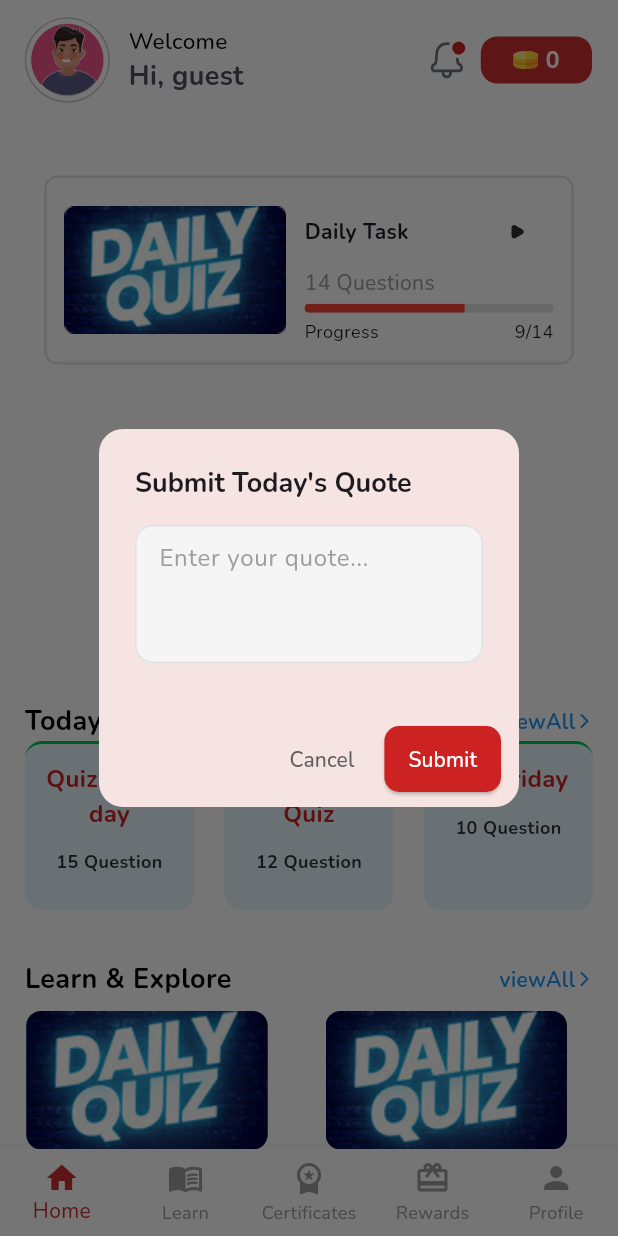
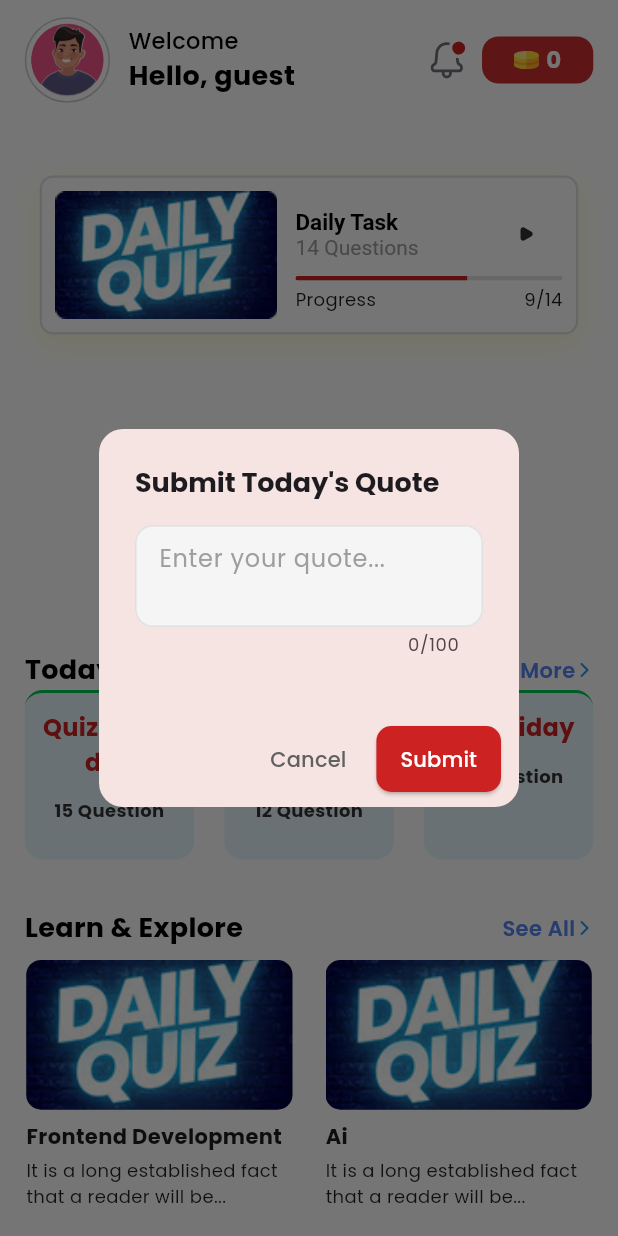
Before and after one commit to nitisheg/EG_Team, a Flutter app: the HomeScreen screen opened by its route, after a tap on "Submit Quote", on a phone screen of 412 x 824 dp. Run offline on Flutter 3.47's test engine with Material 3 defaults, Android fonts, the phone set to English and light mode, and no system bars; our stand-ins replace cached_network_image, cloud_firestore, connectivity_plus, country_code_picker, dotted_border, firebase_analytics and 26 more; missing offline and left inert: encrypt, flutter_cached_pdfview, flutter_tex, iabtcf_consent_info, in_app_purchase_android, scratcher and 1 more; accounts and stored records are empty; network calls fail; statements that could not run were skipped; project files that could hold a hidden picture were left out.

Commit message:
added bottom nav bar
added bottom nav bar and fonts family with functionality

```diff
--- a/lib/core/config/config.dart
+++ b/lib/core/config/config.dart
@@ -24,8 +24,8 @@ const defaultThemeKey = lightThemeKey;
 const defaultCountryCodeForPhoneLogin = 'IN';
 const maxPhoneNumberLength = 16;
 
-final kFonts = GoogleFonts.nunito();
-final kTextTheme = GoogleFonts.nunitoTextTheme();
+final kFonts = GoogleFonts.poppins();
+final kTextTheme = GoogleFonts.poppinsTextTheme();
 
 // Assets, if you want to change the logo format like png, jpg, etc.
 const kAppLogo = 'assets/config/app_logo.svg';
--- a/lib/core/constants/string_labels.dart
+++ b/lib/core/constants/string_labels.dart
@@ -360,7 +360,7 @@ const enterValidExamKey = 'enterValidExamKey';
 const examDurationKey = 'examDuration';
 const examResultKey = 'examResult';
 const examRulesKey = 'examRules';
-const helloKey = 'hello';
+const helloKey = 'Hello,';
 const hiKey = 'Hi,';
 const iAgreeWithExamRulesKey = 'iAgreeWithExamRules';
 const incorrectKey = 'incorrect';
@@ -384,6 +384,8 @@ const totalKey = 'total';
 const totalQuestionsKey = 'totalQuestions';
 const transactionKey = 'transaction';
 const viewAllKey = 'viewAll';
+const viewMoreKey = 'View More';
+const seeAllKey = 'See All';
 const viewAllRulesKey = 'viewAllRules';
 const walletKey = 'wallet';
 const wonKey = 'won';
--- a/lib/core/routes/routes.dart
+++ b/lib/core/routes/routes.dart
@@ -17,6 +17,7 @@ import 'package:flutterquiz/ui/screens/bookmark_screen.dart';
 import 'package:flutterquiz/ui/screens/coin_history_screen.dart';
 import 'package:flutterquiz/ui/screens/exam/exam_screen.dart';
 import 'package:flutterquiz/ui/screens/exam/exams_screen.dart';
+import 'package:flutterquiz/ui/screens/home/bottom_nav_bar.dart';
 import 'package:flutterquiz/ui/screens/home/home_screen.dart';
 import 'package:flutterquiz/ui/screens/home/leaderboard_screen.dart';
 import 'package:flutterquiz/ui/screens/home/setting_screen.dart';
@@ -106,6 +107,7 @@ class Routes {
   static const menuScreen = '/menuScreen';
   static const randomBattle = '/randomBattle';
   static const languageSelect = '/language-select';
+  static const bottomNavBar = '/bottomNavBar';
 
   static String currentRoute = splash;
 
@@ -215,6 +217,8 @@ class Routes {
         return RandomBattleScreen.route(rs);
       case languageSelect:
         return InitialLanguageSelectionScreen.route();
+      case bottomNavBar:
+        return BottomNavScreen.route();
       default:
         return CupertinoPageRoute(builder: (_) => const Scaffold());
     }
--- a/lib/ui/screens/auth/sign_in_screen.dart
+++ b/lib/ui/screens/auth/sign_in_screen.dart
@@ -69,7 +69,7 @@ class _SignInScreenState extends State<SignInScreen> {
             state.authProvider != AuthProviders.email) {
           context.read<AuthCubit>().updateAuthDetails(
                 authProvider: state.authProvider,
-            firebaseId: state.user.uid,
+                firebaseId: state.user.uid,
                 authStatus: true,
                 isNewUser: state.isNewUser,
               );
@@ -82,7 +82,8 @@ class _SignInScreenState extends State<SignInScreen> {
           } else {
             context.read<UserDetailsCubit>().fetchUserDetails();
             context.pushNamedAndRemoveUntil(
-              Routes.home,
+              // Routes.home,
+              Routes.bottomNavBar,
               predicate: (_) => false,
             );
           }
@@ -351,7 +352,8 @@ class _SignInScreenState extends State<SignInScreen> {
               //get user detials of signed in user
               await context.read<UserDetailsCubit>().fetchUserDetails();
               await context.pushNamedAndRemoveUntil(
-                Routes.home,
+                // Routes.home,
+                Routes.bottomNavBar,
                 predicate: (_) => false,
               );
             }
--- a/lib/ui/screens/home/home_screen.dart
+++ b/lib/ui/screens/home/home_screen.dart
@@ -2,6 +2,8 @@ import 'dart:async';
 import 'dart:developer';
 import 'dart:io';
 
+import 'package:cloud_firestore/cloud_firestore.dart';
+import 'package:firebase_auth/firebase_auth.dart';
 import 'package:firebase_messaging/firebase_messaging.dart';
 import 'package:flutter/cupertino.dart';
 import 'package:flutter/foundation.dart';
@@ -171,6 +173,7 @@ class _HomeScreenState extends State<HomeScreen> with WidgetsBindingObserver {
   late final SystemConfigCubit _sysConfigCubit;
   final _quizZoneId =
       UiUtils.getCategoryTypeNumberFromQuizType(QuizTypes.quizZone);
+
 
   @override
   void initState() {
@@ -948,9 +951,9 @@ class _HomeScreenState extends State<HomeScreen> with WidgetsBindingObserver {
                     child: Container(
                       margin: const EdgeInsets.symmetric(
                         vertical: 36,
-                        horizontal: 13,
+                        horizontal: 10,
                       ),
-                      padding: const EdgeInsets.all(12),
+                      padding: const EdgeInsets.all(9),
                       decoration: BoxDecoration(
                         color: Colors.white,
                         border: Border.all(
@@ -960,9 +963,9 @@ class _HomeScreenState extends State<HomeScreen> with WidgetsBindingObserver {
                         borderRadius: BorderRadius.circular(9),
                         boxShadow: [
                           BoxShadow(
-                            color: Colors.red.withOpacity(0.015),
-                            blurRadius: 10,
-                            offset: const Offset(0, 4),
+                            color: Colors.yellow.withOpacity(0.2),
+                            blurRadius: 16,
+                            offset: const Offset(0, 6),
                           ),
                         ],
                       ),
@@ -972,7 +975,7 @@ class _HomeScreenState extends State<HomeScreen> with WidgetsBindingObserver {
                             'assets/images/daily_quiz_banner.png',
                             width: 148,
                             height: 85,
-                          ), // Replace with real image
+                          ),
                           const SizedBox(width: 12),
                           Expanded(
                             child: Column(
@@ -980,50 +983,52 @@ class _HomeScreenState extends State<HomeScreen> with WidgetsBindingObserver {
                               children: [
                                 Row(
                                   children: [
-                                    const Text(
-                                      'Daily Task',
-                                      style: TextStyle(
-                                        fontWeight: FontWeight.bold,
+                                    RichText(
+                                      text: const TextSpan(
+                                        text: 'Daily Task\n',
+                                        style: TextStyle(
+                                          fontWeight: FontWeight.bold,
+                                          color: Colors.black,
+                                          fontSize: 15,
+                                        ),
+                                        children: [
+                                          TextSpan(
+                                            text: '14 Questions',
+                                            style: TextStyle(
+                                              color: Colors.grey,
+                                              fontWeight: FontWeight.normal,
+                                              fontSize: 14,
+                                            ),
+                                          ),
+                                        ],
                                       ),
                                     ),
                                     const Spacer(),
                                     IconButton(
                                       onPressed: () {
                                         if (_isGuest) {
-                                          // Navigate to login or show a message
                                           Navigator.pushNamed(
                                             context,
                                             Routes.login,
                                           );
                                         } else {
-                                          // Navigate to True/False screen
                                           Navigator.of(context).pushNamed(
                                             Routes.category,
                                             arguments: {
                                               'quizType':
-                                                  QuizTypes.guessTheWord,
+                                                  QuizTypes.trueAndFalse,
                                               'numberOfPlayer': 1,
                                             },
                                           );
                                         }
                                       },
-                                      icon: _isGuest
-                                          ? const QImage(
-                                              imageUrl: Assets.playIcon,
-                                              width: 9,
-                                              height: 9,
-                                            )
-                                          : const QImage(
-                                              imageUrl: Assets.playIcon,
-                                              width: 9,
-                                              height: 9,
-                                            ),
+                                      icon: const QImage(
+                                        imageUrl: Assets.playIcon,
+                                        width: 9,
+                                        height: 9,
+                                      ),
                                     ),
                                   ],
-                                ),
-                                const Text(
-                                  '14 Questions',
-                                  style: TextStyle(color: Colors.grey),
                                 ),
                                 const SizedBox(height: 4),
                                 ClipRRect(
@@ -1031,8 +1036,8 @@ class _HomeScreenState extends State<HomeScreen> with WidgetsBindingObserver {
                                   child: LinearProgressIndicator(
                                     value: 9 / 14,
                                     backgroundColor: Colors.grey[300],
-                                    color: Colors.red,
-                                    minHeight: 6,
+                                    color: const Color(0xFFCD2222),
+                                    minHeight: 3,
                                   ),
                                 ),
                                 const SizedBox(height: 4),
@@ -1198,6 +1203,17 @@ class _HomeScreenState extends State<HomeScreen> with WidgetsBindingObserver {
   }
 
   Widget _buildExamSelf() {
+    void onTapViewAll() {
+      if (_sysConfigCubit.isContestEnabled) {
+        Navigator.of(context).pushNamed(Routes.contest);
+      } else {
+        UiUtils.showSnackBar(
+          context.tr(currentlyNotAvailableKey)!,
+          context,
+        );
+      }
+    }
+
     return todayActivityZones.isNotEmpty
         ? Padding(
             padding: EdgeInsets.only(
@@ -1216,15 +1232,21 @@ class _HomeScreenState extends State<HomeScreen> with WidgetsBindingObserver {
                     ),
                     const Spacer(),
                     GestureDetector(
-                      // onTap: onTapViewAll,
+                      onTap: () {
+                        if (_isGuest) {
+                          _showLoginDialog();
+                        } else {
+                          // Navigator.of(context).pushNamed(Routes.badges);
+                        }
+                      },
                       child: Row(
                         children: [
                           Text(
-                            context.tr(viewAllKey) ?? viewAllKey,
+                            context.tr(viewMoreKey) ?? viewMoreKey,
                             style: const TextStyle(
                               fontSize: 14,
                               fontWeight: FontWeight.w600,
-                              color: Colors.blue,
+                              color: Color(0xFF5486F2),
                             ),
                           ),
                           const Icon(
@@ -1289,15 +1311,21 @@ class _HomeScreenState extends State<HomeScreen> with WidgetsBindingObserver {
                     ),
                     const Spacer(),
                     GestureDetector(
-                      // onTap: onTapViewAllLearnExplore,
+                      onTap: () {
+                        if (_isGuest) {
+                          _showLoginDialog();
+                        } else {
+                          // Navigator.of(context).pushNamed(Routes.badges);
+                        }
+                      },
                       child: Row(
                         children: [
                           Text(
-                            context.tr(viewAllKey) ?? viewAllKey,
+                            context.tr(seeAllKey) ?? seeAllKey,
                             style: const TextStyle(
                               fontSize: 14,
                               fontWeight: FontWeight.w600,
-                              color: Colors.blue,
+                              color: Color(0xFF5486F2),
                             ),
                           ),
                           const Icon(
@@ -2459,10 +2487,13 @@ class _HomeScreenState extends State<HomeScreen> with WidgetsBindingObserver {
                         SizedBox(
                           width: constraint.maxWidth * 0.5,
                           child: Text(
-                            '${context.tr(hiKey)!} ${_isGuest ? context.tr('guest')! : _userName}',
+                            '${context.tr(helloKey)!} ${_isGuest ? context.tr('guest')! : _userName.split(' ').first}',
                             maxLines: 1,
-                            style: _boldTextStyle,
                             overflow: TextOverflow.ellipsis,
+                            style: _boldTextStyle.copyWith(
+                              fontSize: 18,
+                              color: Colors.black,
+                            ),
                           ),
                         ),
                       ],
@@ -2483,6 +2514,8 @@ class _HomeScreenState extends State<HomeScreen> with WidgetsBindingObserver {
                         ),
                       ),
                     ),
+
+                    const Spacer(),
 
                     /// Coins
                     Container(
@@ -2590,36 +2623,36 @@ class _HomeScreenState extends State<HomeScreen> with WidgetsBindingObserver {
                 },
               ),
       ),
-      bottomNavigationBar: BottomNavigationBar(
-        // currentIndex: _selectedIndex,
-        // onTap: _onItemTapped,
-        selectedItemColor: Theme.of(context).primaryColor,
-        unselectedItemColor: Colors.grey,
-        backgroundColor: Colors.white,
-        type: BottomNavigationBarType.fixed,
-        items: const [
-          BottomNavigationBarItem(
-            icon: Icon(Icons.home),
-            label: 'Home',
-          ),
-          BottomNavigationBarItem(
-            icon: Icon(Icons.menu_book),
-            label: 'Learn',
-          ),
-          BottomNavigationBarItem(
-            icon: Icon(Icons.workspace_premium),
-            label: 'Certificates',
-          ),
-          BottomNavigationBarItem(
-            icon: Icon(Icons.card_giftcard),
-            label: 'Rewards',
-          ),
-          BottomNavigationBarItem(
-            icon: Icon(Icons.person),
-            label: 'Profile',
-          ),
-        ],
-      ),
+      // bottomNavigationBar: BottomNavigationBar(
+      //   // currentIndex: _selectedIndex,
+      //   // onTap: _onItemTapped,
+      //   selectedItemColor: Theme.of(context).primaryColor,
+      //   unselectedItemColor: Colors.grey,
+      //   backgroundColor: Colors.white,
+      //   type: BottomNavigationBarType.fixed,
+      //   items: const [
+      //     BottomNavigationBarItem(
+      //       icon: Icon(Icons.home),
+      //       label: 'Home',
+      //     ),
+      //     BottomNavigationBarItem(
+      //       icon: Icon(Icons.menu_book),
+      //       label: 'Learn',
+      //     ),
+      //     BottomNavigationBarItem(
+      //       icon: Icon(Icons.workspace_premium),
+      //       label: 'Certificates',
+      //     ),
+      //     BottomNavigationBarItem(
+      //       icon: Icon(Icons.card_giftcard),
+      //       label: 'Rewards',
+      //     ),
+      //     BottomNavigationBarItem(
+      //       icon: Icon(Icons.person),
+      //       label: 'Profile',
+      //     ),
+      //   ],
+      // ),
     );
   }
 }
--- a/lib/ui/screens/home/widgets/daily_quote.dart
+++ b/lib/ui/screens/home/widgets/daily_quote.dart
@@ -3,7 +3,6 @@ import 'package:firebase_auth/firebase_auth.dart';
 import 'package:flutter/material.dart';
 import 'package:flutterquiz/commons/widgets/custom_image.dart';
 import 'package:flutterquiz/core/constants/assets_constants.dart';
-import 'package:flutterquiz/features/auth/auth_local_data_source.dart';
 import 'package:intl/intl.dart';
 
 class DailyQuoteScreen extends StatefulWidget {
@@ -16,7 +15,8 @@ class DailyQuoteScreen extends StatefulWidget {
 class _DailyQuoteScreenState extends State<DailyQuoteScreen> {
   final TextEditingController _quoteController = TextEditingController();
   bool _hasSubmitted = false;
-  final PageController _pageController = PageController(viewportFraction: 0.85);
+  // final PageController _pageController = PageController(viewportFraction: 0.85);
+  final PageController _pageController = PageController();
   int _currentPage = 0;
 
   @override
@@ -117,7 +117,8 @@ class _DailyQuoteScreenState extends State<DailyQuoteScreen> {
           height: 100,
           child: TextField(
             controller: _quoteController,
-            maxLines: 3,
+            maxLines: 2,
+            maxLength: 100,
             decoration: InputDecoration(
               hintText: 'Enter your quote...',
               hintStyle: const TextStyle(color: Colors.grey),
@@ -173,25 +174,31 @@ class _DailyQuoteScreenState extends State<DailyQuoteScreen> {
   }
 
   Widget _buildQuoteCard(String quote, String userName, Timestamp submittedAt) {
+    // final date = submittedAt.toDate();
+    // final now = DateTime.now();
+    //
+    // final isToday =
+    //     date.year == now.year && date.month == now.month && date.day == now.day;
+    //
+    // final dateText = isToday ? 'Today' : DateFormat('dd MMM yyyy').format(date);
+
     final date = submittedAt.toDate();
     final now = DateTime.now();
+    final diff = now.difference(date).inDays;
 
-    final isToday =
-        date.year == now.year && date.month == now.month && date.day == now.day;
-
-    final dateText = isToday
-        ? 'Today'
-        : DateFormat('dd MMM yyyy').format(date); // e.g. 24 Jul 2025
+    String dateText;
+    if (diff == 0) {
+      dateText = 'Today';
+    } else if (diff == 1) {
+      dateText = 'Yesterday';
+    } else {
+      dateText = DateFormat('dd MMM yyyy').format(date);
+    }
 
     return Container(
-      margin: const EdgeInsets.symmetric(horizontal: 8, vertical: 16),
-      padding: const EdgeInsets.all(16),
+      margin: const EdgeInsets.symmetric(vertical: 1, horizontal: 10),
+      padding: const EdgeInsets.all(10),
       width: double.infinity,
-      // decoration: BoxDecoration(
-      //   color: Colors.blue[50],
-      //   borderRadius: BorderRadius.circular(16),
-      //   border: Border.all(color: Colors.grey.shade300),
-      // ),
       child: Column(
         children: [
           Text(
@@ -204,9 +211,20 @@ class _DailyQuoteScreenState extends State<DailyQuoteScreen> {
             ),
           ),
           const SizedBox(height: 12),
-          Text(
-            '$dateText | Submitted by $userName',
+          Text.rich(
+            TextSpan(
+              text: '$dateText | Submitted by ',
               style: const TextStyle(fontSize: 12, color: Colors.grey),
+              children: [
+                TextSpan(
+                  text: userName,
+                  style: const TextStyle(
+                    fontWeight: FontWeight.bold,
+                    color: Colors.grey,
+                  ),
+                ),
+              ],
+            ),
             textAlign: TextAlign.center,
           ),
         ],
@@ -215,19 +233,22 @@ class _DailyQuoteScreenState extends State<DailyQuoteScreen> {
   }
 
   Widget _buildDotsIndicator(int count) {
-    return Row(
+    return Padding(
+      padding: const EdgeInsets.only(top: 1),
+      child: Row(
         mainAxisAlignment: MainAxisAlignment.center,
         children: List.generate(
           count,
           (i) => Container(
-          margin: const EdgeInsets.symmetric(horizontal: 4, vertical: 4),
-          width: 8,
-          height: 8,
+            margin: const EdgeInsets.symmetric(horizontal: 2),
+            width: 6,
+            height: 6,
             decoration: BoxDecoration(
               shape: BoxShape.circle,
               color: _currentPage == i
                   ? Theme.of(context).primaryColor
                   : Colors.grey[300],
+            ),
           ),
         ),
       ),
@@ -242,7 +263,7 @@ class _DailyQuoteScreenState extends State<DailyQuoteScreen> {
           stream: FirebaseFirestore.instance
               .collection('daily_quotes')
               .orderBy('submittedAt', descending: true)
-              .limit(10)
+              .limit(100)
               .snapshots(),
           builder: (context, snapshot) {
             if (!snapshot.hasData) {
@@ -253,7 +274,6 @@ class _DailyQuoteScreenState extends State<DailyQuoteScreen> {
             }
 
             final quotes = snapshot.data!.docs;
-
             if (quotes.isEmpty) {
               return const Padding(
                 padding: EdgeInsets.all(32),
@@ -264,7 +284,7 @@ class _DailyQuoteScreenState extends State<DailyQuoteScreen> {
             return Column(
               children: [
                 SizedBox(
-                  height: MediaQuery.of(context).size.height * 0.25,
+                  height: MediaQuery.of(context).size.height * 0.15,
                   child: PageView.builder(
                     controller: _pageController,
                     itemCount: quotes.length,
@@ -278,8 +298,9 @@ class _DailyQuoteScreenState extends State<DailyQuoteScreen> {
                           final quoteData =
                               quotes[index].data()! as Map<String, dynamic>;
                           final quote = (quoteData['quote'] ?? '') as String;
-                          final userName =
+                          final fullName =
                               (quoteData['userName'] ?? 'Anonymous') as String;
+                          final userName = fullName.split(' ').first;
                           final submittedAt = (quoteData['submittedAt'] ??
                               Timestamp.now()) as Timestamp;
 
@@ -294,13 +315,13 @@ class _DailyQuoteScreenState extends State<DailyQuoteScreen> {
             );
           },
         ),
-        const SizedBox(height: 24),
+        const SizedBox(height: 10),
         ElevatedButton(
           onPressed: _hasSubmitted ? null : _showSubmitDialog,
           style: ElevatedButton.styleFrom(
             backgroundColor: Theme.of(context).primaryColor,
             foregroundColor: Colors.white,
-            padding: const EdgeInsets.symmetric(horizontal: 24, vertical: 12),
+            padding: const EdgeInsets.symmetric(horizontal: 32, vertical: 12),
             shape: RoundedRectangleBorder(
               borderRadius: BorderRadius.circular(12),
             ),
--- a/lib/ui/screens/home/widgets/learn_and_explore.dart
+++ b/lib/ui/screens/home/widgets/learn_and_explore.dart
@@ -19,22 +19,28 @@ class LearnAndExploreCard extends StatelessWidget {
   Widget build(BuildContext context) {
     return GestureDetector(
       onTap: onTap,
-      child: Padding(
+      child: Container(
+        width: 161,
         padding: const EdgeInsets.only(top: 8, left: 1, right: 1),
         child: Column(
+          mainAxisSize: MainAxisSize.min,
           crossAxisAlignment: CrossAxisAlignment.start,
           children: [
             ClipRRect(
               borderRadius: BorderRadius.circular(10),
-              child: QImage(
-                imageUrl: img,
-                fit: BoxFit.contain,
-                width: 161,
+              child: AspectRatio(
+                aspectRatio: 16 / 9,
+                child: QImage(
+                  imageUrl: img,
+                  fit: BoxFit.cover,
+                ),
               ),
             ),
             const SizedBox(height: 8),
             Text(
               title,
+              maxLines: 1,
+              overflow: TextOverflow.ellipsis,
               style: const TextStyle(
                 fontWeight: FontWeight.bold,
                 fontSize: 14,
--- a/lib/ui/screens/splash_screen.dart
+++ b/lib/ui/screens/splash_screen.dart
@@ -130,7 +130,9 @@ class _SplashScreenState extends State<SplashScreen>
       }
       return;
     }
-    await context.pushReplacementNamed(Routes.home);
+    // await context.pushReplacementNamed(Routes.home);
+    await context.pushReplacementNamed(Routes.bottomNavBar);
+
   }
 
   @override
--- a/pubspec.yaml
+++ b/pubspec.yaml
@@ -73,6 +73,7 @@ flutter:
     - assets/config/emojis/
     - assets/images/
     - assets/sounds/
+    - assets/fonts/
 
   fonts:
     - family: Poppins
```
Also changed, not shown: lib/ui/screens/home/bottom_nav_bar.dart (added, +137 -0 lines). Lines whose indentation alone changed are shown as unchanged.
